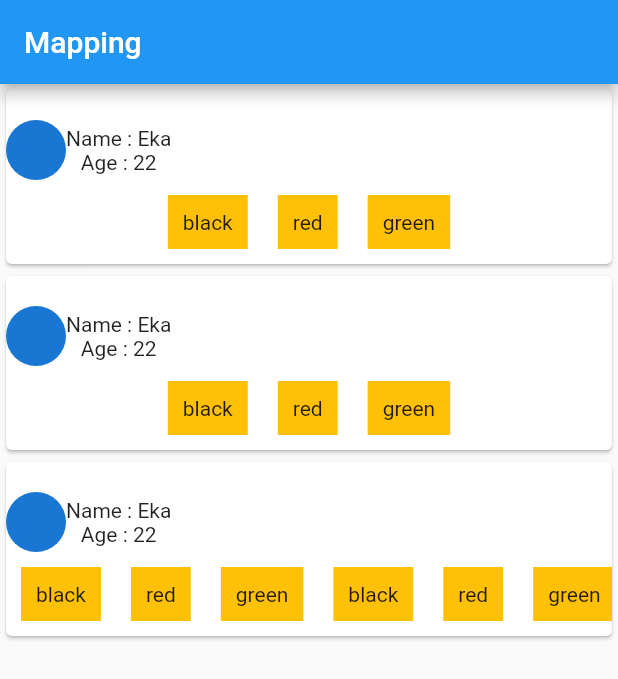
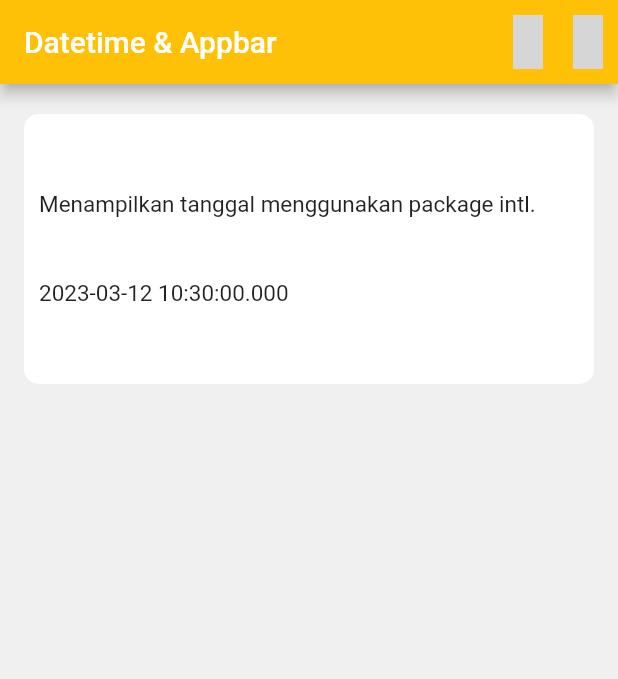
Before and after one commit to reykayanti/Learn_Flutter, a Flutter app: the screen it shows after launch, on a phone screen of 412 x 824 dp. Shown: the top 679 px of the screen. Run offline on Flutter 3.47's test engine with Material 2 defaults, Android fonts, the phone set to English and light mode, and no system bars; grey boxes are pictures that could not be loaded.

Commit message:
Datetime dan app bar

```diff
--- a/lib/main.dart
+++ b/lib/main.dart
@@ -5,79 +5,70 @@ void main() {
 }
 
 class MyApp extends StatelessWidget {
-  final List<Map<String, dynamic>> myList = [
-    {
-      "name": "Eka",
-      "age": 22,
-      "favColor": ["black", "red", "green"],
-    },
-    {
-      "name": "Eka",
-      "age": 22,
-      "favColor": ["black", "red", "green"],
-    },
-    {
-      "name": "Eka",
-      "age": 22,
-      "favColor": [
-        "black",
-        "red",
-        "green",
-        "black",
-        "red",
-        "green",
-        "black",
-        "red",
-        "green"
-      ],
-    },
-  ];
-
   @override
   Widget build(BuildContext context) {
     return MaterialApp(
+      debugShowCheckedModeBanner: false,
       home: Scaffold(
         appBar: AppBar(
-          title: Text("Mapping"),
+          title: Text("Datetime & Appbar"),
+          backgroundColor: Colors.amber,
+          actions: [
+            Container(
+              padding: EdgeInsets.all(10),
+              child: Image(
+                height: 20,
+                width: 20,
+                image: AssetImage('images/search.png'),
+              ),
+            ),
+            Container(
+              padding: EdgeInsets.all(10),
+              child: Image(
+                height: 20,
+                width: 20,
+                image: AssetImage('images/user.png'),
+              ),
+            )
+          ],
         ),
-        body: ListView(
-          children: myList.map((data) {
-            // print(data['favColor']);
-            List favColor = data['favColor'];
-            return Card(
-              child: Column(
+        body: Container(
+          decoration: BoxDecoration(
+            color: Color.fromARGB(255, 240, 240, 240),
+          ),
+          child: Column(
+            children: [
+              Row(
+                mainAxisAlignment: MainAxisAlignment.center,
                 children: [
-                  Padding(padding: EdgeInsets.all(10)),
-                  Row(
-                    children: [
-                      CircleAvatar(),
-                      Column(
-                        children: [
-                          // Text("Name : ${data['name']}"),
-                          Text("Name : " + data['name']),
-                          Text("Age : ${data['age']}"),
-                          // Text("Age : " + data["age"].toString()),
-                        ],
-                      )
-                    ],
-                  ),
-                  SingleChildScrollView(
-                    scrollDirection: Axis.horizontal,
-                    child: Row(
-                      children: favColor.map((color) {
-                        return Container(
-                          child: Text(color),
-                          color: Colors.amber,
-                          margin: EdgeInsets.all(10),
-                          padding: EdgeInsets.all(10),
-                        );
-                      }).toList(),
+                  Container(
+                    child: Column(
+                      crossAxisAlignment: CrossAxisAlignment.start,
+                      mainAxisAlignment: MainAxisAlignment.spaceEvenly,
+                      children: [
+                        Text(
+                          "Menampilkan tanggal menggunakan package intl.",
+                          style: TextStyle(fontSize: 15),
+                        ),
+                        Text(
+                          DateTime.now().toString(),
+                          style: TextStyle(fontSize: 15),
+                        )
+                      ],
                     ),
+                    decoration: BoxDecoration(
+                      borderRadius: BorderRadius.circular(10),
+                      color: Color.fromARGB(255, 255, 255, 255),
+                    ),
+                    height: 180,
+                    width: 380,
+                    margin: EdgeInsets.only(top: 20),
+                    padding: EdgeInsets.all(10),
                   ),
                 ],
-              ),
-            );
-          }).toList(),
+              )
+            ],
+          ),
         ),
       ),
     );
```
